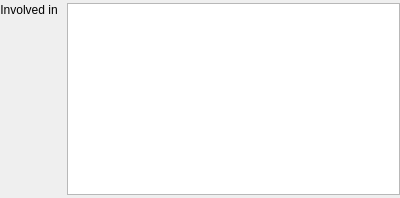
copasi/COPASI, file copasi/UI/CQDependencyWidget.ui: the form before one commit.
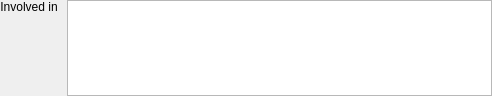
The form after the commit.

Commit message: Bug 2576. Fixed content and layout of depency widgets.

Diff of the .ui file:
```diff
--- a/copasi/UI/CQDependencyWidget.ui
+++ b/copasi/UI/CQDependencyWidget.ui
@@ -11,12 +11,12 @@
    <rect>
     <x>0</x>
     <y>0</y>
-    <width>400</width>
-    <height>198</height>
+    <width>492</width>
+    <height>96</height>
    </rect>
   </property>
   <property name="sizePolicy">
-   <sizepolicy hsizetype="Preferred" vsizetype="Minimum">
+   <sizepolicy hsizetype="Preferred" vsizetype="Expanding">
     <horstretch>0</horstretch>
     <verstretch>0</verstretch>
    </sizepolicy>
@@ -24,20 +24,23 @@
   <property name="windowTitle">
    <string>Form</string>
   </property>
-  <layout class="QGridLayout" name="gridLayout">
+  <layout class="QHBoxLayout" name="horizontalLayout">
+   <property name="spacing">
+    <number>6</number>
+   </property>
    <property name="leftMargin">
     <number>0</number>
    </property>
    <property name="topMargin">
-    <number>3</number>
+    <number>0</number>
    </property>
    <property name="rightMargin">
     <number>0</number>
    </property>
    <property name="bottomMargin">
-    <number>3</number>
+    <number>0</number>
    </property>
-   <item row="0" column="0">
+   <item>
     <widget class="QLabel" name="mpLbl">
      <property name="sizePolicy">
       <sizepolicy hsizetype="Preferred" vsizetype="Minimum">
@@ -59,10 +62,10 @@
      </property>
     </widget>
    </item>
-   <item row="0" column="1">
+   <item>
     <widget class="QTableWidget" name="mpTable">
      <property name="sizePolicy">
-      <sizepolicy hsizetype="Expanding" vsizetype="MinimumExpanding">
+      <sizepolicy hsizetype="Expanding" vsizetype="Preferred">
        <horstretch>0</horstretch>
        <verstretch>0</verstretch>
       </sizepolicy>
@@ -100,16 +103,8 @@
      <attribute name="verticalHeaderVisible">
       <bool>false</bool>
      </attribute>
-     <column>
-      <property name="text">
-       <string>Name</string>
-      </property>
-     </column>
-     <column>
-      <property name="text">
-       <string>Details</string>
-      </property>
-     </column>
+     <column/>
+     <column/>
     </widget>
    </item>
   </layout>
```
Left out of the diff: 3 changed lines with no effect on the pictures. The commit also changes 21 other files.
